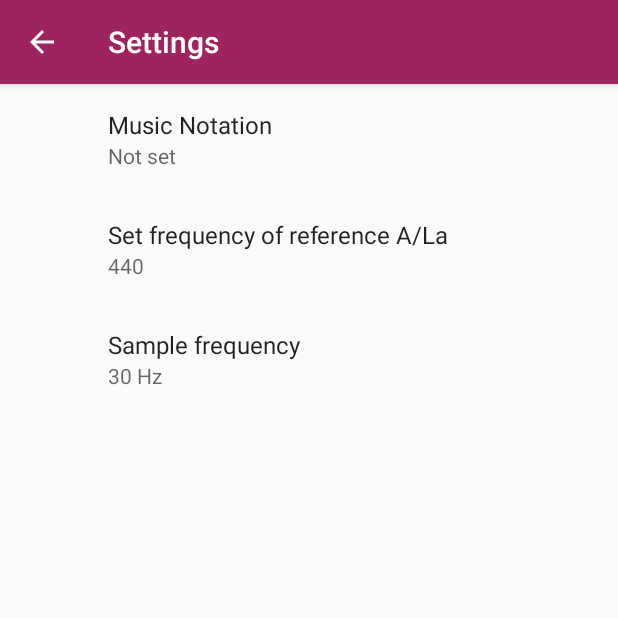
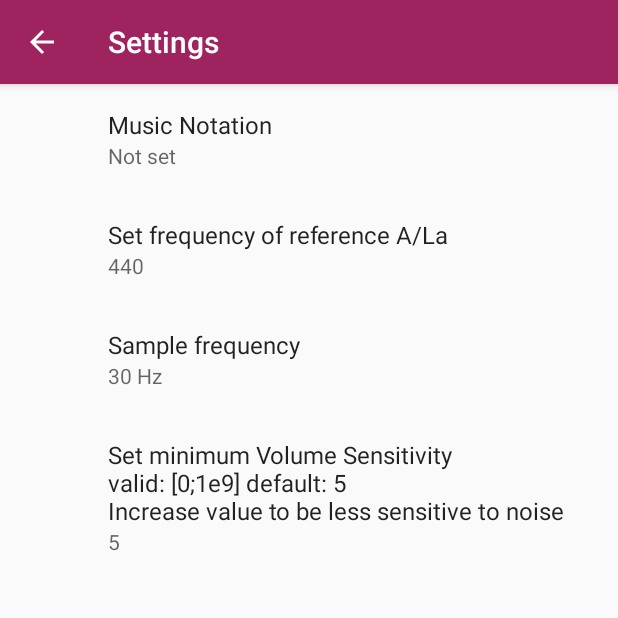
Before and after one commit to gschwind/fiddle-assistant, an Android app: the screen it shows after launch (SettingsActivity), after a tap on "Item", on a phone screen of 412 x 824 dp, the top half of it. Run offline under Robolectric (Android 15) with nearby library versions, the phone set to English and light mode, and no system bars; our stand-ins replace androidx.preference; 1 statement that could not run was skipped.

Commit message:
Implement min_volume_sensitivity preference

```diff
--- a/app/src/main/java/com/github/gschwind/fiddle_assistant/AudioThread.java
+++ b/app/src/main/java/com/github/gschwind/fiddle_assistant/AudioThread.java
@@ -34,6 +34,8 @@ public class AudioThread implements Runnable {
     private long opaqueNativeHandle; // store the pointer
     private int length_of_sample; // store the pointer
 
+    private double _min_volume_sensitivity;
+
     private int next_analisys_freq_counter;
     private int rate;
 
@@ -49,10 +51,10 @@ public class AudioThread implements Runnable {
     private AudioRecord audioRecord;
     private volatile boolean isAudioRecording;
 
-    public AudioThread(MainActivityHandler handler) {
+    public AudioThread(MainActivityHandler handler, double min_volume_sensitivity) {
         this.handler = handler;
         this.opaqueNativeHandle = 0;
-
+        this._min_volume_sensitivity = min_volume_sensitivity;
     }
 
     private static Pair<Integer, Integer> getValidSampleRates() {
@@ -98,6 +100,8 @@ public class AudioThread implements Runnable {
             Log.e(LOG_TAG, "failled to initSampleRate");
             return;
         }
+
+        _setMinVolumeSensitivity(_min_volume_sensitivity);
 
         try {
             // store 2 seconds of record to avoid much move/copy buffer.
@@ -198,10 +202,16 @@ public class AudioThread implements Runnable {
         next_analisys_freq_counter = rate / NOTE_SAMPLE_RATE;
     }
 
+    public void setMinVolumeSensitivity(double sensitivity) {
+        _min_volume_sensitivity = sensitivity;
+        if (opaqueNativeHandle != 0)
+            _setMinVolumeSensitivity(_min_volume_sensitivity);
+    }
+
     public native int initSampleRate(int sampleRate);
     public native float computeFreq(short[] arr, int offset, int length);
     public native float sampleEnergy(short[] arr, int offset, int length);
+    private native void _setMinVolumeSensitivity(double sensitivity);
     public native void dispose();
 
-
 }
--- a/app/src/main/java/com/github/gschwind/fiddle_assistant/MainActivity.java
+++ b/app/src/main/java/com/github/gschwind/fiddle_assistant/MainActivity.java
@@ -86,10 +86,11 @@ public class MainActivity extends AppCompatActivity implements SharedPreferences
 
         handler = new MainActivityHandler(Looper.getMainLooper(), this);
 
-        audioThread = new AudioThread(handler);
-
         SharedPreferences sharedPreferences = PreferenceManager.getDefaultSharedPreferences(this);
         sharedPreferences.registerOnSharedPreferenceChangeListener(this);
+
+        double d = Double.valueOf(sharedPreferences.getString("min_volume_sensitivity", "5"));
+        audioThread = new AudioThread(handler, d);
 
         slidingNotesView.updateNoteNames(sharedPreferences.getString("music_notation", "english"));
         scaleNotesView.updateNoteNames(sharedPreferences.getString("music_notation", "english"));
@@ -188,6 +189,10 @@ public class MainActivity extends AppCompatActivity implements SharedPreferences
             int i = Integer.valueOf(sharedPreferences.getString("sample_frequency", "30"));
             if (audioThread != null)
                 audioThread.updateSampleFrequency(i);
+        } else if (key.equals("min_volume_sensitivity")) {
+            double d = Double.valueOf(sharedPreferences.getString("min_volume_sensitivity", "5"));
+            if (audioThread != null)
+                audioThread.setMinVolumeSensitivity(d);
         }
 
     }
--- a/app/src/main/res/layout/settings_activity.xml
+++ b/app/src/main/res/layout/settings_activity.xml
@@ -1,6 +1,7 @@
 <LinearLayout xmlns:android="http://schemas.android.com/apk/res/android"
     android:layout_width="match_parent"
-    android:layout_height="match_parent">
+    android:layout_height="match_parent"
+    android:orientation="vertical">
 
     <FrameLayout
         android:id="@+id/settings"
--- a/app/src/main/res/xml/preferences.xml
+++ b/app/src/main/res/xml/preferences.xml
@@ -28,4 +28,12 @@
         app:defaultValue="30"
         app:useSimpleSummaryProvider="true" />
 
+    <EditTextPreference
+        android:defaultValue="5"
+        android:key="min_volume_sensitivity"
+        android:selectAllOnFocus="true"
+        android:singleLine="true"
+        android:title="Set minimum Volume Sensitivity\nvalid: [0;1e9] default: 5\nIncrease value to be less sensitive to noise"
+        app:useSimpleSummaryProvider="true" />
+
 </PreferenceScreen>
```
Also changed, not shown: 2 other files.
